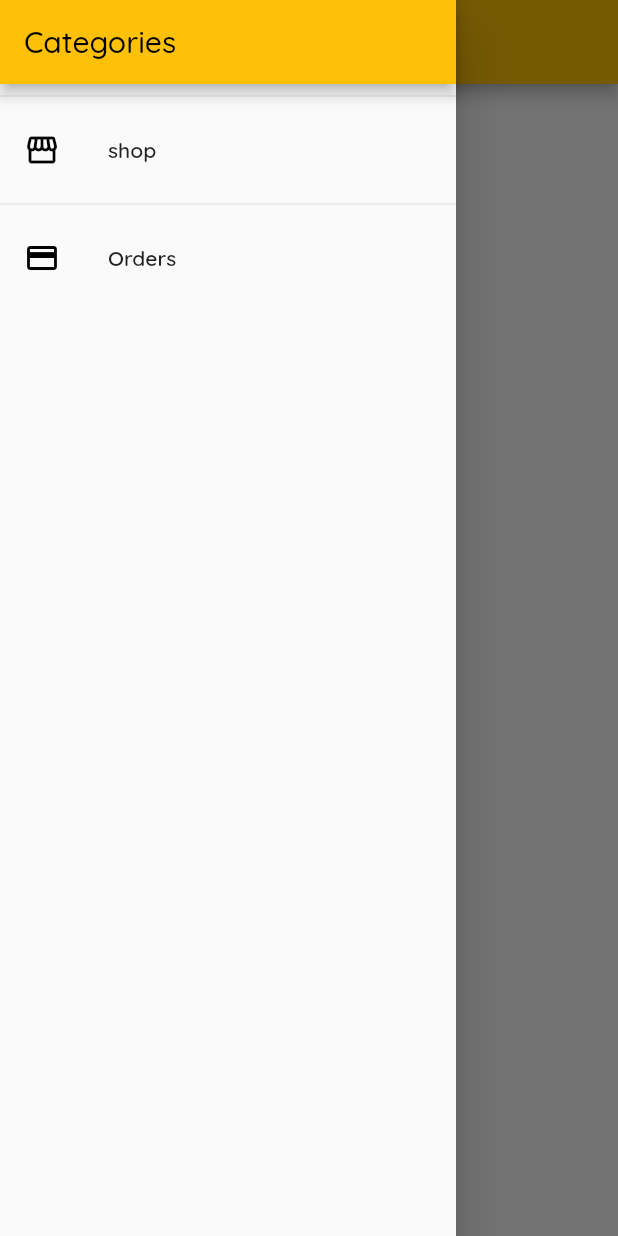
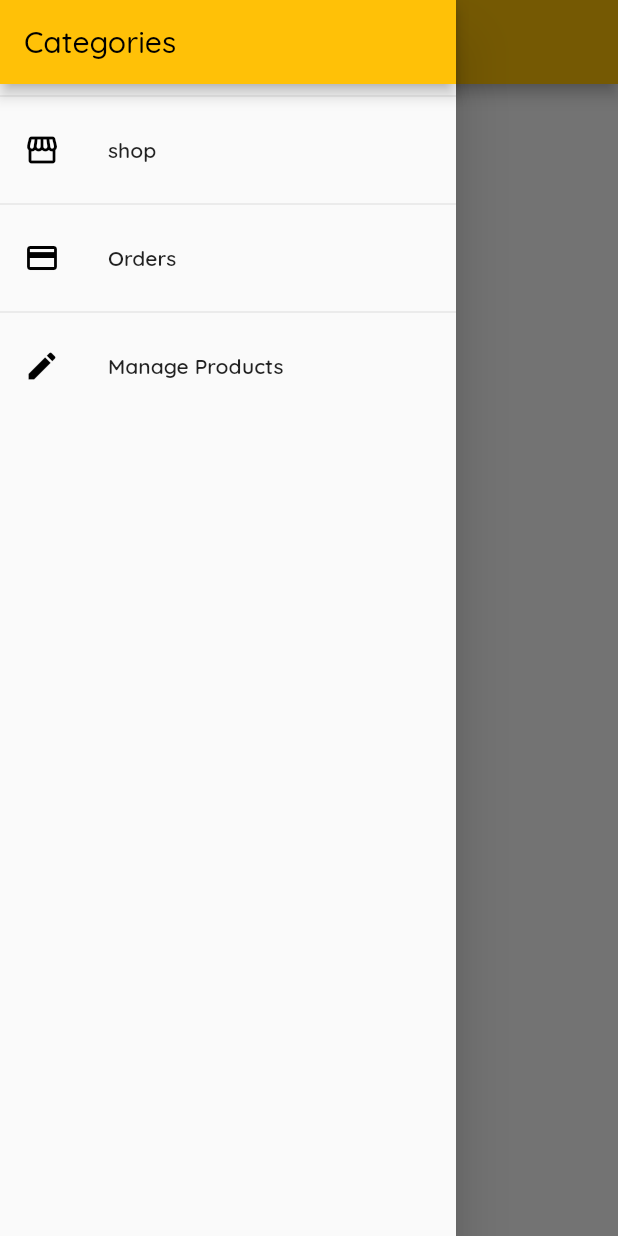
Before and after one commit to sumitvarun/shop_app, a Flutter app: the OrdersScreen screen opened by its route, with the side drawer open, on a phone screen of 412 x 824 dp. Run offline on Flutter 3.47's test engine with Material 2 defaults, Android fonts, the phone set to English and light mode, and no system bars; our stand-ins replace google_fonts; network calls fail.

Commit message:
Added Manage Product Page

```diff
--- a/lib/main.dart
+++ b/lib/main.dart
@@ -5,6 +5,7 @@ import 'package:shop_app/providers/orders.dart';
 import 'package:shop_app/providers/products_provider.dart';
 import 'package:shop_app/screens/cart_screen.dart';
 import 'package:shop_app/screens/product_details_screen.dart';
+import 'package:shop_app/screens/user_product_screen.dart';
 import './screens/order_screen.dart';
 
 import 'screens/product_overview_screen.dart';
@@ -39,6 +40,7 @@ class MyApp extends StatelessWidget {
           ProductDetailScreen.routeName: (context) => ProductDetailScreen(),
           CartScreen.routeName: (context) => CartScreen(),
           OrdersScreen.routeName: (context) => OrdersScreen(),
+          UserProductsScreen.routeName: (context) => UserProductsScreen(),
         },
       ),
     );
--- a/lib/widgets/app_drawer.dart
+++ b/lib/widgets/app_drawer.dart
@@ -1,5 +1,6 @@
 import 'package:flutter/material.dart';
 import 'package:google_fonts/google_fonts.dart';
+import 'package:shop_app/screens/user_product_screen.dart';
 import '../screens/order_screen.dart';
 
 class AppDrawer extends StatelessWidget {
@@ -46,6 +47,21 @@ class AppDrawer extends StatelessWidget {
                   .pushReplacementNamed(OrdersScreen.routeName);
             },
           ),
+          const Divider(),
+          ListTile(
+            leading: const Icon(
+              Icons.edit,
+              color: Colors.black,
+            ),
+            title: Text(
+              'Manage Products',
+              style: GoogleFonts.quicksand(fontWeight: FontWeight.w600),
+            ),
+            onTap: () {
+              Navigator.of(context)
+                  .pushReplacementNamed(UserProductsScreen.routeName);
+            },
+          ),
         ],
       ),
     );
```
Also changed, not shown: lib/screens/user_product_screen.dart (added, +40 -0 lines), lib/widgets/user_product_item..dart (added, +33 -0 lines).
